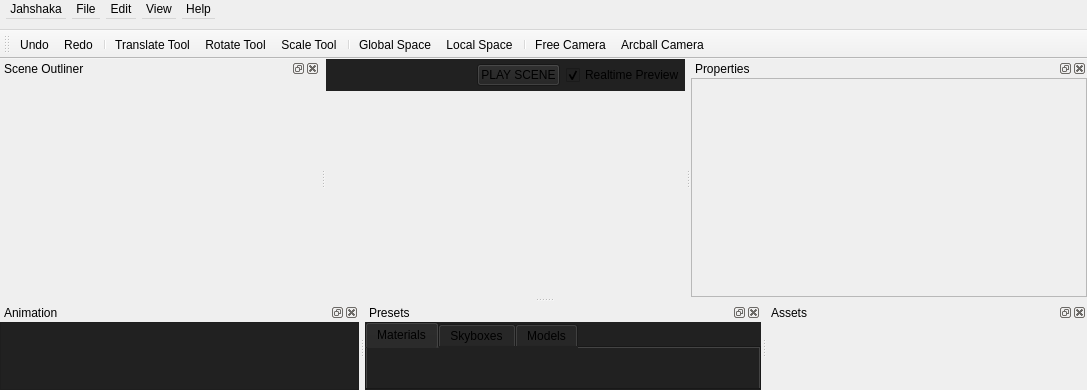
Above: src/mainwindow.ui from jahshaka/Studio before the change. Below: the same form after it.
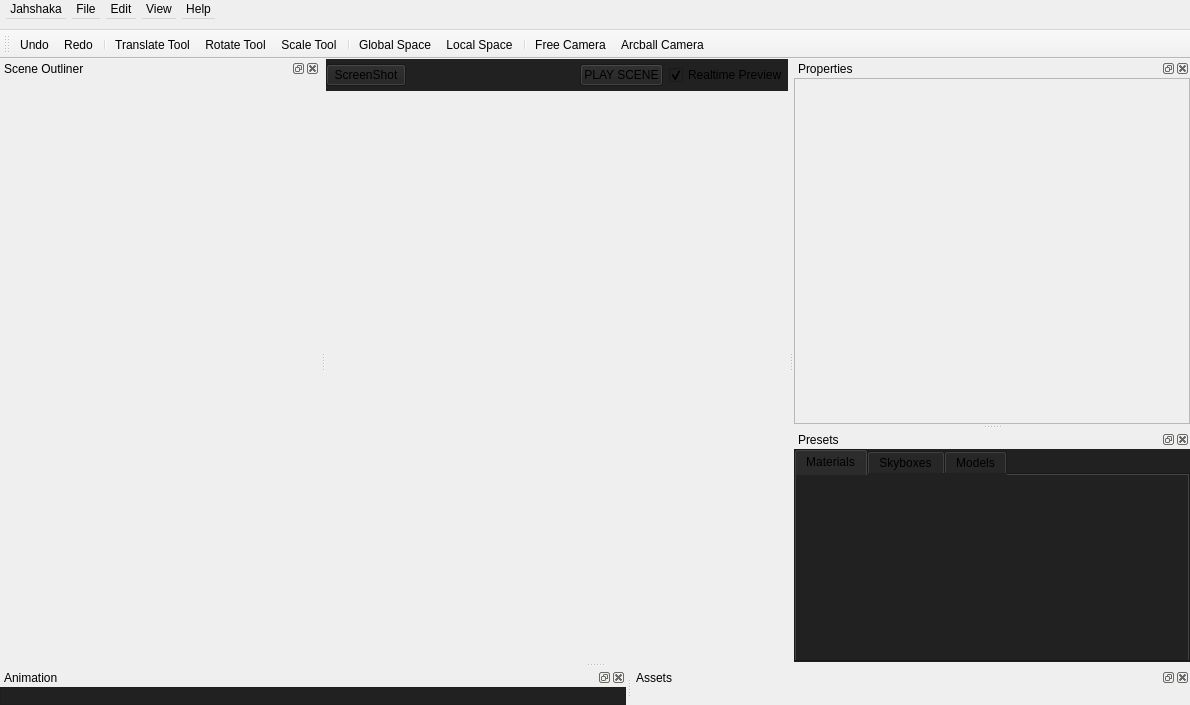
That is the form after the change. Icons and pictures are not drawn. Custom widgets are drawn as their Qt base class.

Commit message: Added screenshot button and function for rendering scenes to texture

Diff of the .ui file:
```diff
--- a/src/mainwindow.ui
+++ b/src/mainwindow.ui
@@ -6,8 +6,8 @@
    <rect>
     <x>0</x>
     <y>0</y>
-    <width>1087</width>
-    <height>390</height>
+    <width>1190</width>
+    <height>705</height>
    </rect>
   </property>
   <property name="windowTitle">
@@ -472,6 +472,13 @@
           <property name="bottomMargin">
            <number>0</number>
           </property>
+          <item>
+           <widget class="QPushButton" name="screenshotBtn">
+            <property name="text">
+             <string>ScreenShot</string>
+            </property>
+           </widget>
+          </item>
           <item>
            <spacer name="horizontalSpacer">
             <property name="orientation">
@@ -525,7 +532,7 @@
     <rect>
      <x>0</x>
      <y>0</y>
-     <width>1087</width>
+     <width>1190</width>
      <height>30</height>
     </rect>
    </property>
@@ -781,7 +788,7 @@
           <x>0</x>
           <y>0</y>
           <width>394</width>
-          <height>197</height>
+          <height>346</height>
          </rect>
         </property>
         <property name="styleSheet">
@@ -865,7 +872,7 @@
     <string>Presets</string>
    </property>
    <attribute name="dockWidgetArea">
-    <number>8</number>
+    <number>2</number>
    </attribute>
    <widget class="QWidget" name="dockContents">
     <property name="sizePolicy">
```
The commit also changes 3 other files.
